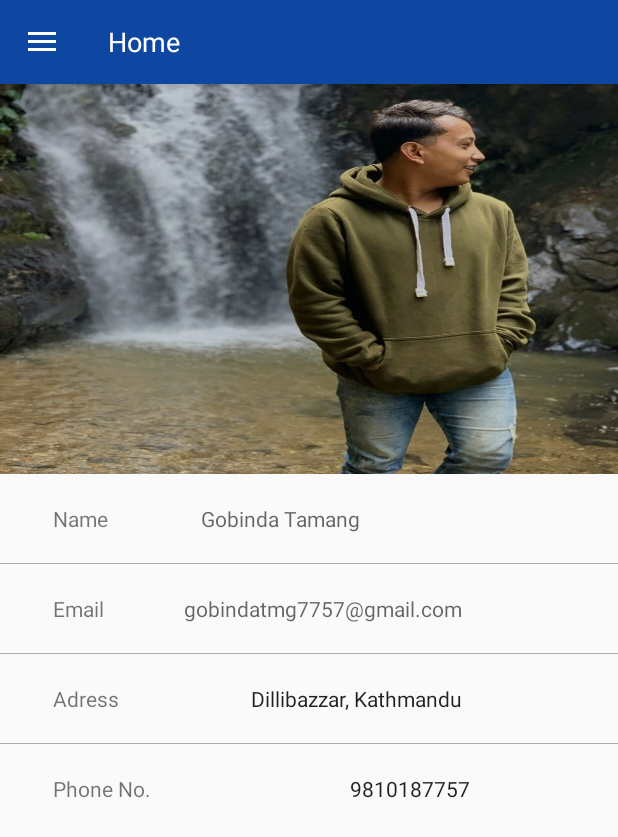
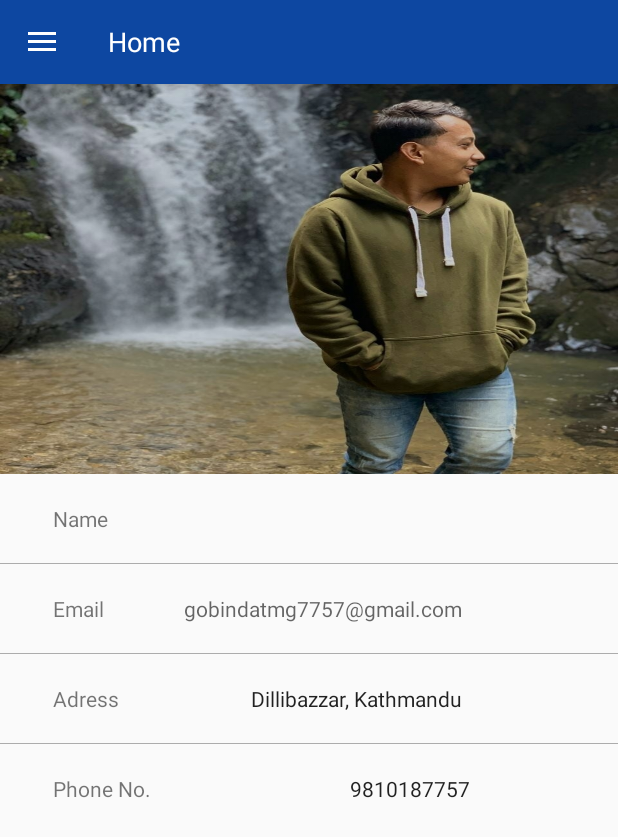
Before and after one commit to Gobinda3134/Test-master-master, an Android app: the fragment DeveloperFragment placed in its activity, on a phone screen of 412 x 824 dp. Shown: the top 837 px of the screen. Run offline under Robolectric (Android 15) with nearby library versions, the phone set to English and light mode, and no system bars.

Commit message:
developer

```diff
--- a/app/src/main/res/layout/fragment_developer.xml
+++ b/app/src/main/res/layout/fragment_developer.xml
@@ -36,7 +36,7 @@
             android:layout_height="wrap_content"
             android:layout_weight="1"
             android:textSize="14sp"
-            android:hint="Gobinda Tamang"
+            android:hint=""
             android:inputType="textEmailAddress"
             android:padding="16dp"
             android:layout_gravity="center"
```
